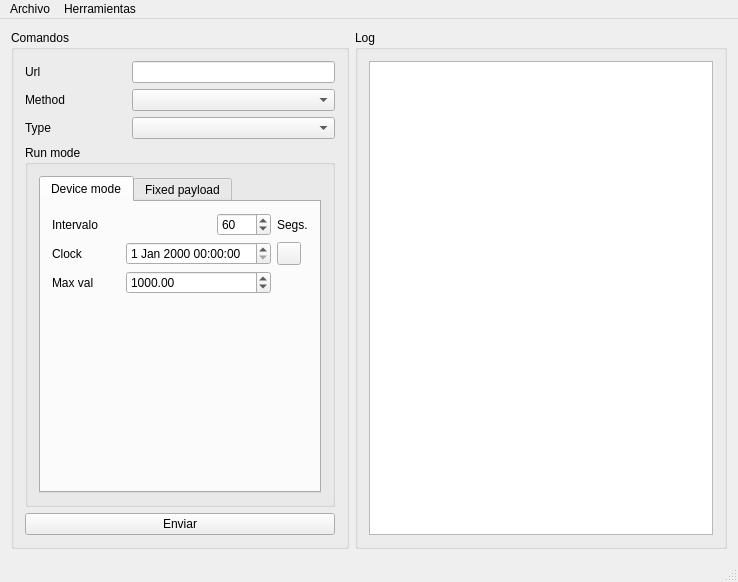
Old version of the form mainwindow.ui in the repository marianoheller/itni_dataLoggerBot.
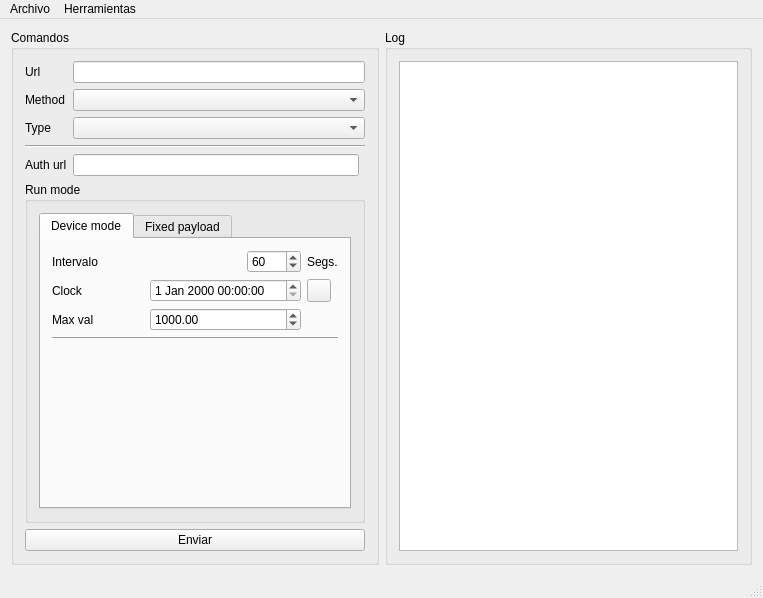
New version of the form.

The edit to the form file:
```diff
--- a/mainwindow.ui
+++ b/mainwindow.ui
@@ -6,8 +6,8 @@
    <rect>
     <x>0</x>
     <y>0</y>
-    <width>738</width>
-    <height>582</height>
+    <width>763</width>
+    <height>598</height>
    </rect>
   </property>
   <property name="windowTitle">
@@ -63,7 +63,7 @@
        <item row="1" column="1" colspan="2">
         <widget class="QComboBox" name="comboBox_method"/>
        </item>
-       <item row="4" column="0" colspan="3">
+       <item row="7" column="0" colspan="3">
         <widget class="QPushButton" name="pushButton_send">
          <property name="sizePolicy">
           <sizepolicy hsizetype="Minimum" vsizetype="Fixed">
@@ -76,7 +76,7 @@
          </property>
         </widget>
        </item>
-       <item row="3" column="0" colspan="3">
+       <item row="6" column="0" colspan="3">
         <widget class="QGroupBox" name="groupBox_runMode">
          <property name="title">
           <string>Run mode</string>
@@ -92,21 +92,7 @@
               <string>Device mode</string>
              </attribute>
              <layout class="QGridLayout" name="gridLayout_6">
-              <item row="3" column="0">
-               <widget class="QLabel" name="label_8">
-                <property name="text">
-                 <string>Max val</string>
-                </property>
-               </widget>
-              </item>
-              <item row="1" column="0">
-               <widget class="QLabel" name="label_6">
-                <property name="text">
-                 <string>Clock</string>
-                </property>
-               </widget>
-              </item>
-              <item row="4" column="0">
+              <item row="5" column="0">
                <spacer name="verticalSpacer">
                 <property name="orientation">
                  <enum>Qt::Vertical</enum>
@@ -119,6 +105,20 @@
                 </property>
                </spacer>
               </item>
+              <item row="3" column="0">
+               <widget class="QLabel" name="label_8">
+                <property name="text">
+                 <string>Max val</string>
+                </property>
+               </widget>
+              </item>
+              <item row="1" column="0">
+               <widget class="QLabel" name="label_6">
+                <property name="text">
+                 <string>Clock</string>
+                </property>
+               </widget>
+              </item>
               <item row="1" column="3">
                <widget class="QToolButton" name="toolButton_setLocalClock">
                 <property name="toolTip">
@@ -181,6 +181,13 @@
               <item row="1" column="1" colspan="2">
                <widget class="QDateTimeEdit" name="dateTimeEdit_clock"/>
               </item>
+              <item row="4" column="0" colspan="4">
+               <widget class="Line" name="line">
+                <property name="orientation">
+                 <enum>Qt::Horizontal</enum>
+                </property>
+               </widget>
+              </item>
              </layout>
             </widget>
             <widget class="QWidget" name="tab_1">
@@ -205,6 +212,23 @@
          </layout>
         </widget>
        </item>
+       <item row="4" column="0">
+        <widget class="QLabel" name="label_7">
+         <property name="text">
+          <string>Auth url</string>
+         </property>
+        </widget>
+       </item>
+       <item row="3" column="0" colspan="3">
+        <widget class="Line" name="line_2">
+         <property name="orientation">
+          <enum>Qt::Horizontal</enum>
+         </property>
+        </widget>
+       </item>
+       <item row="4" column="1">
+        <widget class="QLineEdit" name="lineEdit_authUrl"/>
+       </item>
       </layout>
      </widget>
     </item>
@@ -215,7 +239,7 @@
     <rect>
      <x>0</x>
      <y>0</y>
-     <width>738</width>
+     <width>763</width>
      <height>21</height>
     </rect>
    </property>
```
